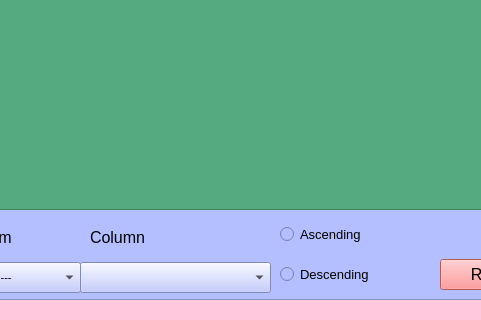
Old version of the form ui/ui/UserB.ui in the repository saqlainrai/DSA-Final-Project; both pictures show x 370 to 851 and y 321 to 641 of the 1110 by 641 pixel window.
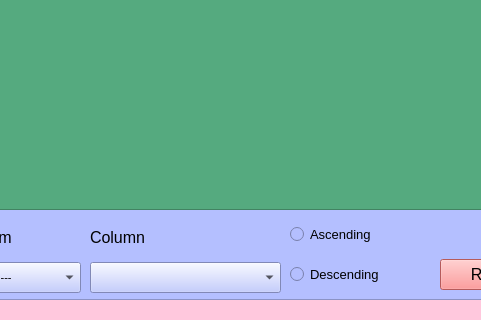
New version of the form. Icons and pictures are not drawn.

What changed in the file:
```diff
--- a/ui/ui/UserB.ui
+++ b/ui/ui/UserB.ui
@@ -603,7 +603,7 @@
       <widget class="QComboBox" name="comboColumns2">
        <property name="geometry">
         <rect>
-         <x>210</x>
+         <x>220</x>
          <y>463</y>
          <width>191</width>
          <height>31</height>
@@ -646,7 +646,7 @@
       <widget class="QRadioButton" name="radioAsc">
        <property name="geometry">
         <rect>
-         <x>410</x>
+         <x>420</x>
          <y>420</y>
          <width>101</width>
          <height>31</height>
@@ -666,7 +666,7 @@
       <widget class="QRadioButton" name="radioDes">
        <property name="geometry">
         <rect>
-         <x>410</x>
+         <x>420</x>
          <y>460</y>
          <width>111</width>
          <height>31</height>
```
Left out of the diff: 2 changed lines with no effect on the pictures.
